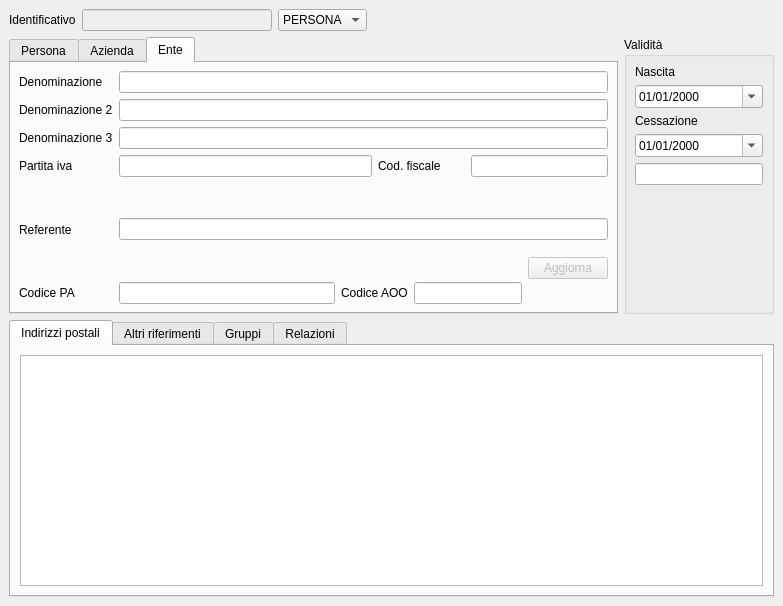
First picture: the form in src/com/axiastudio/suite/anagrafiche/forms/soggetto.ui, repository tizianolattisi/suitegda, before the edit.
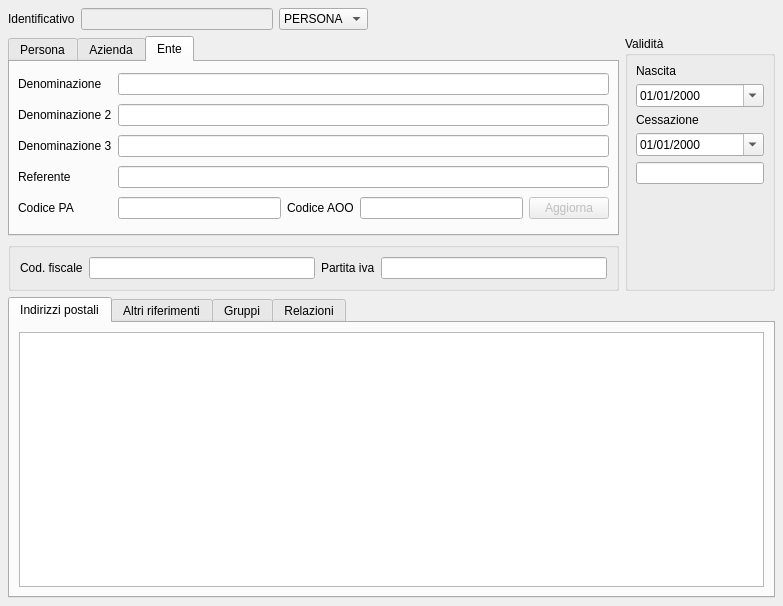
Second picture: the form after the edit. The open tabs and pages were chosen to show the change. Custom widgets are drawn as their Qt base class.

Commit message: Nuovo layout maschera soggetto.

What changed in the file:
```diff
--- a/src/com/axiastudio/suite/anagrafiche/forms/soggetto.ui
+++ b/src/com/axiastudio/suite/anagrafiche/forms/soggetto.ui
@@ -17,7 +17,17 @@
    <string>cognome,nome,ragionesociale,denominazione,denominazione2,denominazione3</string>
   </property>
   <widget class="QWidget" name="centralwidget">
-   <layout class="QGridLayout" name="gridLayout">
+   <layout class="QGridLayout" name="gridLayout_5">
+    <property name="margin">
+     <number>8</number>
+    </property>
+    <item row="0" column="0">
+     <widget class="QLabel" name="label_3">
+      <property name="text">
+       <string>Identificativo</string>
+      </property>
+     </widget>
+    </item>
     <item row="0" column="1">
      <widget class="QLineEdit" name="lineEdit_3">
       <property name="enabled">
@@ -28,6 +38,34 @@
       </property>
      </widget>
     </item>
+    <item row="0" column="2">
+     <widget class="QComboBox" name="comboBoxTipoSoggetto">
+      <property name="column" stdset="0">
+       <string>Tipo</string>
+      </property>
+      <property name="search" stdset="0">
+       <bool>true</bool>
+      </property>
+      <property name="export" stdset="0">
+       <bool>true</bool>
+      </property>
+      <item>
+       <property name="text">
+        <string>PERSONA</string>
+       </property>
+      </item>
+      <item>
+       <property name="text">
+        <string>AZIENDA</string>
+       </property>
+      </item>
+      <item>
+       <property name="text">
+        <string>ENTE</string>
+       </property>
+      </item>
+     </widget>
+    </item>
     <item row="0" column="3" colspan="2">
      <spacer name="horizontalSpacer">
       <property name="orientation">
@@ -41,98 +79,17 @@
       </property>
      </spacer>
     </item>
-    <item row="0" column="0">
-     <widget class="QLabel" name="label_3">
-      <property name="text">
-       <string>Identificativo</string>
-      </property>
-     </widget>
-    </item>
-    <item row="1" column="4">
-     <widget class="QGroupBox" name="groupBox">
-      <property name="minimumSize">
-       <size>
-        <width>150</width>
-        <height>0</height>
-       </size>
-      </property>
-      <property name="maximumSize">
-       <size>
-        <width>150</width>
-        <height>16777215</height>
-       </size>
-      </property>
-      <property name="title">
-       <string>Validità</string>
-      </property>
-      <layout class="QVBoxLayout" name="verticalLayout_2">
-       <property name="margin">
-        <number>8</number>
-       </property>
-       <item>
-        <widget class="QLabel" name="label_10">
-         <property name="text">
-          <string>Nascita</string>
-         </property>
-        </widget>
-       </item>
-       <item>
-        <widget class="com.axiastudio.pypapi.ui.widgets.PyPaPiDateEdit" name="dateEdit">
-         <property name="displayFormat">
-          <string>dd/MM/yyyy</string>
-         </property>
-         <property name="calendarPopup">
-          <bool>true</bool>
-         </property>
-         <property name="column" stdset="0">
-          <string>datanascita</string>
-         </property>
-        </widget>
-       </item>
-       <item>
-        <widget class="QLabel" name="label_11">
-         <property name="text">
-          <string>Cessazione</string>
-         </property>
-        </widget>
-       </item>
-       <item>
-        <widget class="com.axiastudio.pypapi.ui.widgets.PyPaPiDateEdit" name="dateEdit_2">
-         <property name="displayFormat">
-          <string>dd/MM/yyyy</string>
-         </property>
-         <property name="calendarPopup">
-          <bool>true</bool>
-         </property>
-         <property name="column" stdset="0">
-          <string>datacessazione</string>
-         </property>
-        </widget>
-       </item>
-       <item>
-        <widget class="QLineEdit" name="lineEdit_7"/>
-       </item>
-       <item>
-        <spacer name="verticalSpacer">
-         <property name="orientation">
-          <enum>Qt::Vertical</enum>
-         </property>
-         <property name="sizeHint" stdset="0">
-          <size>
-           <width>20</width>
-           <height>84</height>
-          </size>
-         </property>
-        </spacer>
-       </item>
-      </layout>
-     </widget>
-    </item>
     <item row="1" column="0" colspan="4">
      <widget class="QTabWidget" name="tabWidgetHeader">
       <property name="enabled">
        <bool>true</bool>
       </property>
+      <property name="maximumSize">
+       <size>
+        <width>16777215</width>
+        <height>200</height>
+       </size>
+      </property>
       <property name="currentIndex">
        <number>0</number>
       </property>
@@ -447,7 +404,7 @@
        <attribute name="title">
         <string>Ente</string>
        </attribute>
-       <layout class="QGridLayout" name="gridLayout_5">
+       <layout class="QGridLayout" name="gridLayout">
         <property name="margin">
          <number>8</number>
         </property>
@@ -458,7 +415,7 @@
           </property>
          </widget>
         </item>
-        <item row="0" column="1" colspan="6">
+        <item row="0" column="1" colspan="4">
          <widget class="QLineEdit" name="lineEdit_16">
           <property name="column" stdset="0">
            <string>denominazione</string>
@@ -475,7 +432,7 @@
           </property>
          </widget>
         </item>
-        <item row="1" column="1" colspan="6">
+        <item row="1" column="1" colspan="4">
          <widget class="QLineEdit" name="lineEdit_17">
           <property name="column" stdset="0">
            <string>denominazione2</string>
@@ -489,7 +446,7 @@
           </property>
          </widget>
         </item>
-        <item row="2" column="1" colspan="6">
+        <item row="2" column="1" colspan="4">
          <widget class="QLineEdit" name="lineEdit_18">
           <property name="column" stdset="0">
            <string>denominazione3</string>
@@ -497,93 +454,182 @@
          </widget>
         </item>
         <item row="3" column="0">
-         <widget class="QLabel" name="label_19">
-          <property name="text">
-           <string>Partita iva</string>
-          </property>
-         </widget>
-        </item>
-        <item row="3" column="1" colspan="2">
-         <widget class="QLineEdit" name="lineEdit_14">
-          <property name="column" stdset="0">
-           <string>partitaiva</string>
-          </property>
-         </widget>
-        </item>
-        <item row="3" column="3" colspan="2">
-         <widget class="QLabel" name="label_18">
-          <property name="text">
-           <string>Cod. fiscale</string>
-          </property>
-         </widget>
-        </item>
-        <item row="3" column="5" colspan="2">
-         <widget class="QLineEdit" name="lineEdit_15">
-          <property name="text">
-           <string/>
-          </property>
-          <property name="column" stdset="0">
-           <string>codicefiscale</string>
-          </property>
-         </widget>
-        </item>
-        <item row="4" column="0" rowspan="2">
          <widget class="QLabel" name="label_22">
           <property name="text">
            <string>Referente</string>
           </property>
          </widget>
         </item>
-        <item row="4" column="1" rowspan="2" colspan="6">
+        <item row="3" column="1" colspan="4">
          <widget class="QLineEdit" name="lineEdit_19">
           <property name="column" stdset="0">
            <string>referente</string>
           </property>
          </widget>
         </item>
-        <item row="5" column="6" rowspan="2">
-         <widget class="QPushButton" name="pushButton">
-          <property name="enabled">
-           <bool>false</bool>
-          </property>
-          <property name="text">
-           <string>Aggiorna</string>
-          </property>
-         </widget>
-        </item>
-        <item row="6" column="0">
+        <item row="4" column="0">
          <widget class="QLabel" name="label_23">
           <property name="text">
            <string>Codice PA</string>
           </property>
          </widget>
         </item>
-        <item row="6" column="1">
+        <item row="4" column="1">
          <widget class="QLineEdit" name="lineEdit_20">
           <property name="column" stdset="0">
            <string>indicepao</string>
           </property>
          </widget>
         </item>
-        <item row="6" column="2" colspan="2">
+        <item row="4" column="2">
          <widget class="QLabel" name="label_24">
           <property name="text">
            <string>Codice AOO</string>
           </property>
          </widget>
         </item>
-        <item row="6" column="4" colspan="2">
+        <item row="4" column="3">
          <widget class="QLineEdit" name="lineEdit_21">
           <property name="column" stdset="0">
            <string>indicepaaoo</string>
           </property>
          </widget>
         </item>
+        <item row="4" column="4">
+         <widget class="QPushButton" name="pushButton">
+          <property name="enabled">
+           <bool>false</bool>
+          </property>
+          <property name="text">
+           <string>Aggiorna</string>
+          </property>
+         </widget>
+        </item>
        </layout>
       </widget>
      </widget>
     </item>
-    <item row="2" column="0" colspan="5">
+    <item row="1" column="4" rowspan="2">
+     <widget class="QGroupBox" name="groupBox">
+      <property name="minimumSize">
+       <size>
+        <width>150</width>
+        <height>0</height>
+       </size>
+      </property>
+      <property name="maximumSize">
+       <size>
+        <width>150</width>
+        <height>16777215</height>
+       </size>
+      </property>
+      <property name="title">
+       <string>Validità</string>
+      </property>
+      <layout class="QVBoxLayout" name="verticalLayout_2">
+       <property name="margin">
+        <number>8</number>
+       </property>
+       <item>
+        <widget class="QLabel" name="label_10">
+         <property name="text">
+          <string>Nascita</string>
+         </property>
+        </widget>
+       </item>
+       <item>
+        <widget class="com.axiastudio.pypapi.ui.widgets.PyPaPiDateEdit" name="dateEdit">
+         <property name="displayFormat">
+          <string>dd/MM/yyyy</string>
+         </property>
+         <property name="calendarPopup">
+          <bool>true</bool>
+         </property>
+         <property name="column" stdset="0">
+          <string>datanascita</string>
+         </property>
+        </widget>
+       </item>
+       <item>
+        <widget class="QLabel" name="label_11">
+         <property name="text">
+          <string>Cessazione</string>
+         </property>
+        </widget>
+       </item>
+       <item>
+        <widget class="com.axiastudio.pypapi.ui.widgets.PyPaPiDateEdit" name="dateEdit_2">
+         <property name="displayFormat">
+          <string>dd/MM/yyyy</string>
+         </property>
+         <property name="calendarPopup">
+          <bool>true</bool>
+         </property>
+         <property name="column" stdset="0">
+          <string>datacessazione</string>
+         </property>
+        </widget>
+       </item>
+       <item>
+        <widget class="QLineEdit" name="lineEdit_7"/>
+       </item>
+       <item>
+        <spacer name="verticalSpacer">
+         <property name="orientation">
+          <enum>Qt::Vertical</enum>
+         </property>
+         <property name="sizeHint" stdset="0">
+          <size>
+           <width>20</width>
+           <height>84</height>
+          </size>
+         </property>
+        </spacer>
+       </item>
+      </layout>
+     </widget>
+    </item>
+    <item row="2" column="0" colspan="4">
+     <widget class="QGroupBox" name="groupBox_3">
+      <property name="title">
+       <string/>
+      </property>
+      <layout class="QHBoxLayout" name="horizontalLayout">
+       <item>
+        <widget class="QLabel" name="label_18">
+         <property name="text">
+          <string>Cod. fiscale</string>
+         </property>
+        </widget>
+       </item>
+       <item>
+        <widget class="QLineEdit" name="lineEdit_15">
+         <property name="text">
+          <string/>
+         </property>
+         <property name="column" stdset="0">
+          <string>codicefiscale</string>
+         </property>
+        </widget>
+       </item>
+       <item>
+        <widget class="QLabel" name="label_19">
+         <property name="text">
+          <string>Partita iva</string>
+         </property>
+        </widget>
+       </item>
+       <item>
+        <widget class="QLineEdit" name="lineEdit_partitaiva">
+         <property name="column" stdset="0">
+          <string>partitaiva</string>
+         </property>
+        </widget>
+       </item>
+      </layout>
+     </widget>
+    </item>
+    <item row="3" column="0" colspan="5">
      <widget class="QTabWidget" name="tabWidgetBody">
       <property name="currentIndex">
        <number>0</number>
@@ -664,34 +710,6 @@
       </widget>
      </widget>
     </item>
-    <item row="0" column="2">
-     <widget class="QComboBox" name="comboBoxTipoSoggetto">
-      <property name="column" stdset="0">
-       <string>Tipo</string>
-      </property>
-      <property name="search" stdset="0">
-       <bool>true</bool>
-      </property>
-      <property name="export" stdset="0">
-       <bool>true</bool>
-      </property>
-      <item>
-       <property name="text">
-        <string>PERSONA</string>
-       </property>
-      </item>
-      <item>
-       <property name="text">
-        <string>AZIENDA</string>
-       </property>
-      </item>
-      <item>
-       <property name="text">
-        <string>ENTE</string>
-       </property>
-      </item>
-     </widget>
-    </item>
    </layout>
   </widget>
  </widget>
```
Left out of the diff: 212 changed lines with no effect on the pictures. The commit also changes 1 other file.
